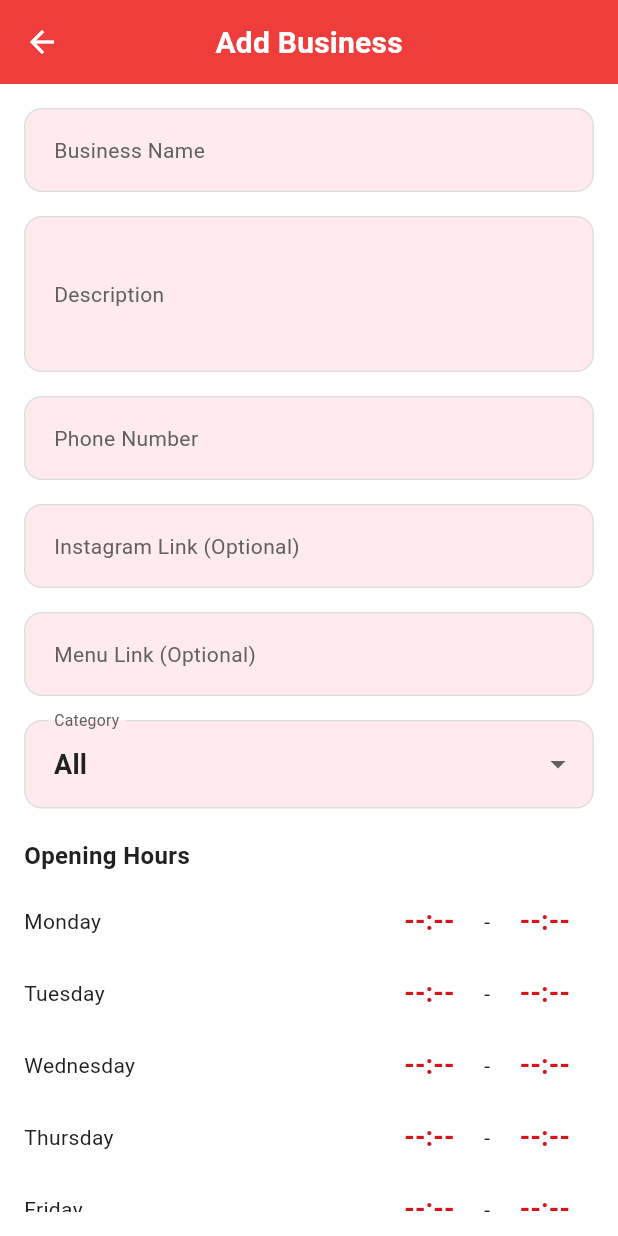
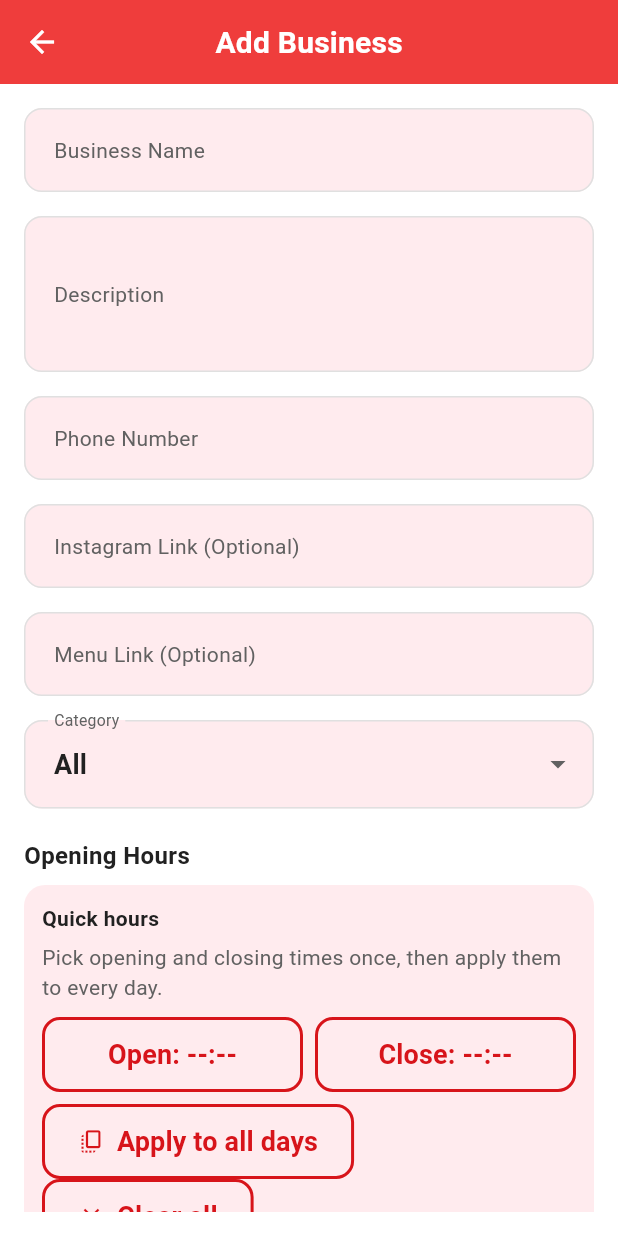
Before and after one commit to josephassaf999/Sa2e7, a Flutter app: the AddBusinessPage screen opened directly, on a phone screen of 412 x 824 dp. Run offline on Flutter 3.47's test engine with Material 3 defaults, Android fonts, the phone set to English and light mode, and no system bars; our stand-ins replace cached_network_image, cloud_firestore, firebase_auth, firebase_core, firebase_messaging, firebase_storage and 10 more; missing offline and left inert: flutter_polyline_points; accounts and stored records are empty.

Commit message:
added easier way to add opening hours

```diff
--- a/lib/core/utils/add_business_utils.dart
+++ b/lib/core/utils/add_business_utils.dart
@@ -13,6 +13,11 @@ class AddBusinessUIConstants {
   static const String menuLabel = 'Menu Link (Optional)';
   static const String categoryLabel = 'Category';
   static const String openingHoursLabel = 'Opening Hours';
+  static const String quickHoursLabel = 'Quick hours';
+  static const String quickHoursHint =
+      'Pick opening and closing times once, then apply them to every day.';
+  static const String applyToAllDaysLabel = 'Apply to all days';
+  static const String clearAllLabel = 'Clear all';
   static const String uploadImagesLabel = 'Upload Images';
   static const String addBusinessLabel = 'Add Business';
 
@@ -91,4 +96,26 @@ class AddBusinessUIUtils {
     });
     return hoursToSave;
   }
+
+  static Map<String, Map<String, TimeOfDay?>> applyHoursToAllDays(
+    Map<String, Map<String, TimeOfDay?>> openingHours,
+    TimeOfDay? openTime,
+    TimeOfDay? closeTime,
+  ) {
+    final updatedHours = <String, Map<String, TimeOfDay?>>{};
+    for (final day in AddBusinessUIConstants.weekdays) {
+      updatedHours[day] = {"open": openTime, "close": closeTime};
+    }
+    return updatedHours;
+  }
+
+  static Map<String, Map<String, TimeOfDay?>> clearAllHours(
+    Map<String, Map<String, TimeOfDay?>> openingHours,
+  ) {
+    final updatedHours = <String, Map<String, TimeOfDay?>>{};
+    for (final day in AddBusinessUIConstants.weekdays) {
+      updatedHours[day] = {"open": null, "close": null};
+    }
+    return updatedHours;
+  }
 }
--- a/lib/pages/add_business.dart
+++ b/lib/pages/add_business.dart
@@ -30,6 +30,8 @@ class _AddBusinessPageState extends State<AddBusinessPage> {
   LatLng? selectedLocation;
   GoogleMapController? _mapController;
   bool isLoading = false;
+  TimeOfDay? quickOpenTime;
+  TimeOfDay? quickCloseTime;
 
   late Map<String, Map<String, TimeOfDay?>> openingHours;
   final ImagePicker _picker = ImagePicker();
@@ -60,6 +62,50 @@ class _AddBusinessPageState extends State<AddBusinessPage> {
         openingHours[day]![isOpen ? "open" : "close"] = picked;
       });
     }
+  }
+
+  Future<void> pickQuickTime(bool isOpen) async {
+    final initialTime =
+        (isOpen ? quickOpenTime : quickCloseTime) ??
+        const TimeOfDay(hour: 9, minute: 0);
+    final TimeOfDay? picked = await showTimePicker(
+      context: context,
+      initialTime: initialTime,
+    );
+    if (picked != null) {
+      setState(() {
+        if (isOpen) {
+          quickOpenTime = picked;
+        } else {
+          quickCloseTime = picked;
+        }
+      });
+    }
+  }
+
+  void applyQuickHoursToAllDays() {
+    if (quickOpenTime == null && quickCloseTime == null) {
+      ScaffoldMessenger.of(context).showSnackBar(
+        const SnackBar(content: Text('Select at least one time first')),
+      );
+      return;
+    }
+
+    setState(() {
+      openingHours = AddBusinessUIUtils.applyHoursToAllDays(
+        openingHours,
+        quickOpenTime,
+        quickCloseTime,
+      );
+    });
+  }
+
+  void clearAllHours() {
+    setState(() {
+      openingHours = AddBusinessUIUtils.clearAllHours(openingHours);
+      quickOpenTime = null;
+      quickCloseTime = null;
+    });
   }
 
   Future<void> pickImages() async {
@@ -236,6 +282,72 @@ class _AddBusinessPageState extends State<AddBusinessPage> {
                         ),
                       ),
                       const SizedBox(height: 8),
+                      Container(
+                        padding: const EdgeInsets.all(12),
+                        decoration: BoxDecoration(
+                          color: Colors.red.shade50,
+                          borderRadius: BorderRadius.circular(14),
+                        ),
+                        child: Column(
+                          crossAxisAlignment: CrossAxisAlignment.start,
+                          children: [
+                            Text(
+                              AddBusinessUIConstants.quickHoursLabel,
+                              style: const TextStyle(
+                                fontWeight: FontWeight.bold,
+                              ),
+                            ),
+                            const SizedBox(height: 6),
+                            Text(
+                              AddBusinessUIConstants.quickHoursHint,
+                              style: TextStyle(color: Colors.grey.shade700),
+                            ),
+                            const SizedBox(height: 10),
+                            Row(
+                              children: [
+                                Expanded(
+                                  child: OutlinedButton(
+                                    onPressed: () => pickQuickTime(true),
+                                    child: Text(
+                                      'Open: ${AddBusinessUIUtils.formatTime(quickOpenTime)}',
+                                    ),
+                                  ),
+                                ),
+                                const SizedBox(width: 8),
+                                Expanded(
+                                  child: OutlinedButton(
+                                    onPressed: () => pickQuickTime(false),
+                                    child: Text(
+                                      'Close: ${AddBusinessUIUtils.formatTime(quickCloseTime)}',
+                                    ),
+                                  ),
+                                ),
+                              ],
+                            ),
+                            const SizedBox(height: 8),
+                            Wrap(
+                              spacing: 8,
+                              children: [
+                                OutlinedButton.icon(
+                                  onPressed: applyQuickHoursToAllDays,
+                                  icon: const Icon(Icons.copy_all),
+                                  label: const Text(
+                                    AddBusinessUIConstants.applyToAllDaysLabel,
+                                  ),
+                                ),
+                                OutlinedButton.icon(
+                                  onPressed: clearAllHours,
+                                  icon: const Icon(Icons.clear),
+                                  label: const Text(
+                                    AddBusinessUIConstants.clearAllLabel,
+                                  ),
+                                ),
+                              ],
+                            ),
+                          ],
+                        ),
+                      ),
+                      const SizedBox(height: 10),
                       ...AddBusinessUIConstants.weekdays.map((day) {
                         return Row(
                           mainAxisAlignment: MainAxisAlignment.spaceBetween,
```
